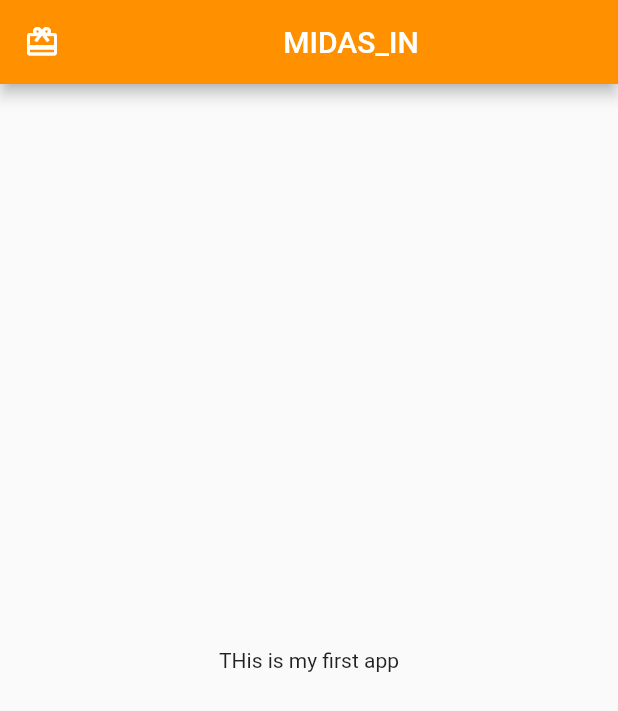
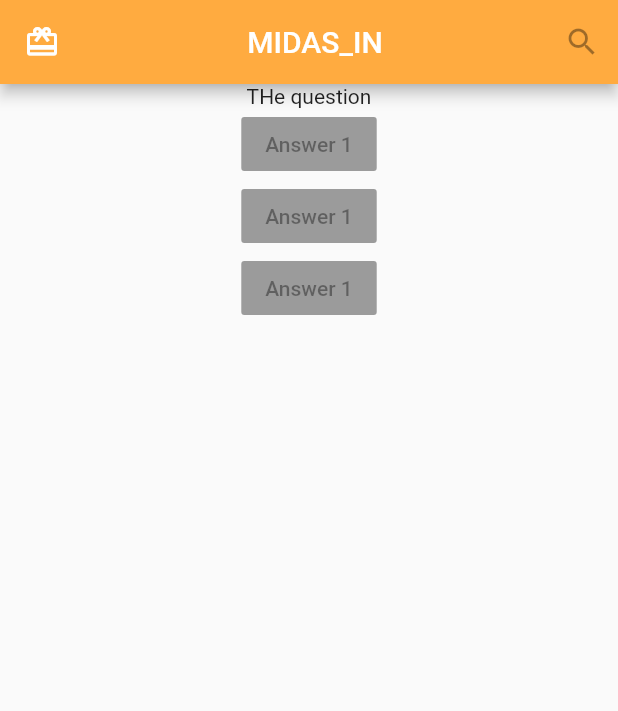
Before and after one commit to Aditprayogo/TESTING_APP, a Flutter app: the screen it shows after launch, on a phone screen of 412 x 824 dp. Shown: the top 711 px of the screen. Run offline on Flutter 3.47's test engine with Material 2 defaults, Android fonts, the phone set to English and light mode, and no system bars.

Commit message:
adding question

```diff
--- a/lib/main.dart
+++ b/lib/main.dart
@@ -7,6 +7,10 @@ void main() {
 class MyApp extends StatelessWidget {
   @override
   Widget build(BuildContext context) {
+    var question = [
+      'what is your favorite food ?',
+      'what is your favorite animal ?'
+    ];
     // TODO: implement build
     return MaterialApp(
       // scaffold untuk design base template
@@ -17,14 +21,28 @@ class MyApp extends StatelessWidget {
               child: Text('MIDAS_IN'),
             ),
             leading: Icon(Icons.card_giftcard),
-
-            // warna orange
-            backgroundColor: Color(0xFFFF9000),
+            backgroundColor: Colors.orangeAccent,
+            actions: <Widget>[
+              IconButton(
+                icon: Icon(Icons.search),
+              )
+            ],
           ),
+          // BOdy center
           body: Center(
-            child: Text(
-              'THis is my first app',
-              textAlign: TextAlign.center,
+            child: Column(
+              children: [
+                Text('THe question'),
+                RaisedButton(
+                  child: Text('Answer 1'),
+                ),
+                RaisedButton(
+                  child: Text('Answer 1'),
+                ),
+                RaisedButton(
+                  child: Text('Answer 1'),
+                )
+              ],
             ),
           )),
     );
```
